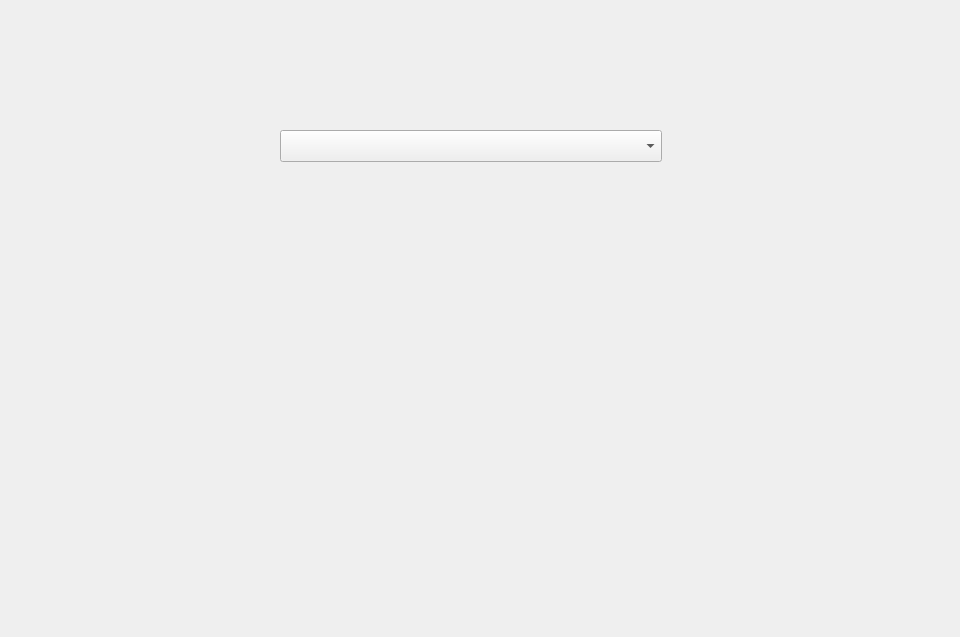
Old version of the form src/desktopapp/plugins/sectionPage/sectionview.ui in the repository jacquetc/skribisto.
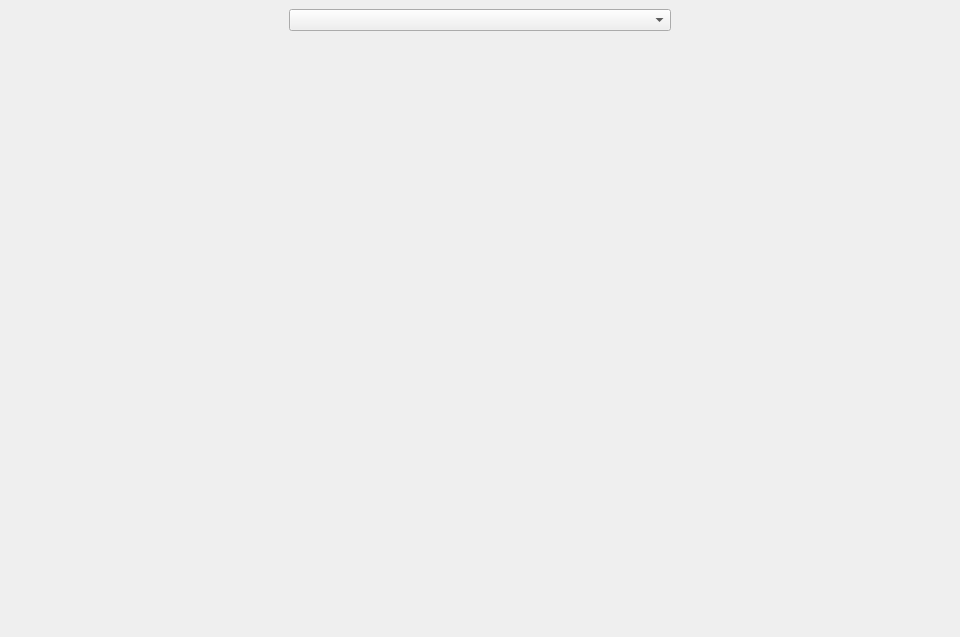
New version of the form. Custom widgets are drawn as their Qt base class.

```diff
--- a/src/desktopapp/plugins/sectionPage/sectionview.ui
+++ b/src/desktopapp/plugins/sectionPage/sectionview.ui
@@ -13,7 +13,7 @@
   <property name="windowTitle">
    <string>Form</string>
   </property>
-  <layout class="QHBoxLayout" name="horizontalLayout">
+  <layout class="QVBoxLayout" name="verticalLayout">
    <property name="leftMargin">
     <number>0</number>
    </property>
@@ -52,14 +52,14 @@
         <x>280</x>
         <y>0</y>
         <width>400</width>
-        <height>637</height>
+        <height>50</height>
        </rect>
       </property>
-      <property name="minimumSize">
-       <size>
-        <width>200</width>
-        <height>200</height>
-       </size>
+      <property name="sizePolicy">
+       <sizepolicy hsizetype="Preferred" vsizetype="Maximum">
+        <horstretch>0</horstretch>
+        <verstretch>0</verstretch>
+       </sizepolicy>
       </property>
       <property name="maximumSize">
        <size>
@@ -67,16 +67,11 @@
         <height>16777215</height>
        </size>
       </property>
-      <widget class="ComboBox" name="comboBox">
-       <property name="geometry">
-        <rect>
-         <x>0</x>
-         <y>130</y>
-         <width>382</width>
-         <height>32</height>
-        </rect>
-       </property>
-      </widget>
+      <layout class="QVBoxLayout" name="verticalLayout_3">
+       <item>
+        <widget class="ComboBox" name="comboBox"/>
+       </item>
+      </layout>
      </widget>
     </widget>
    </item>
```
Left out of the diff: 2 changed lines with no effect on the pictures.
